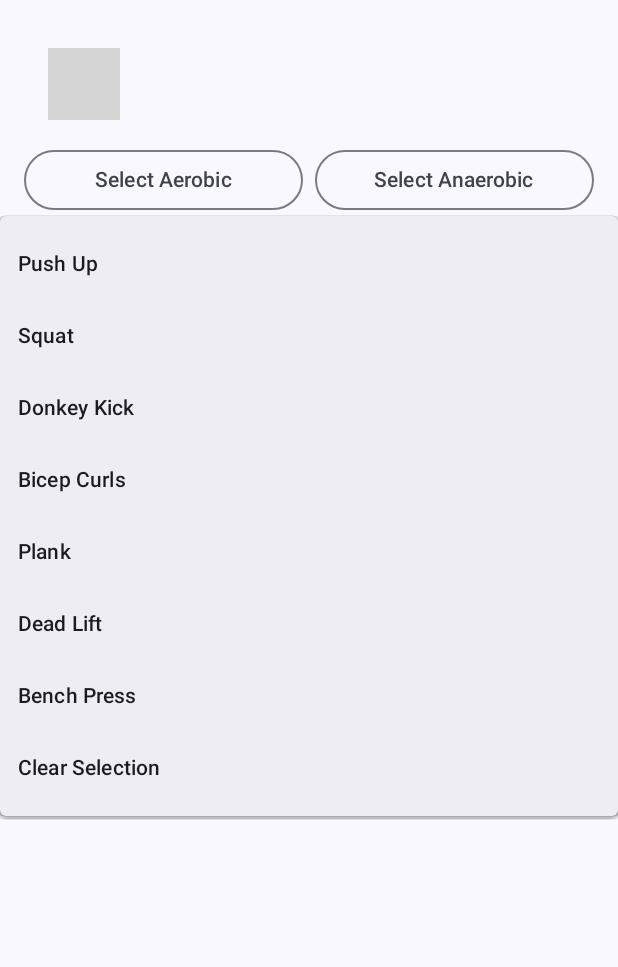
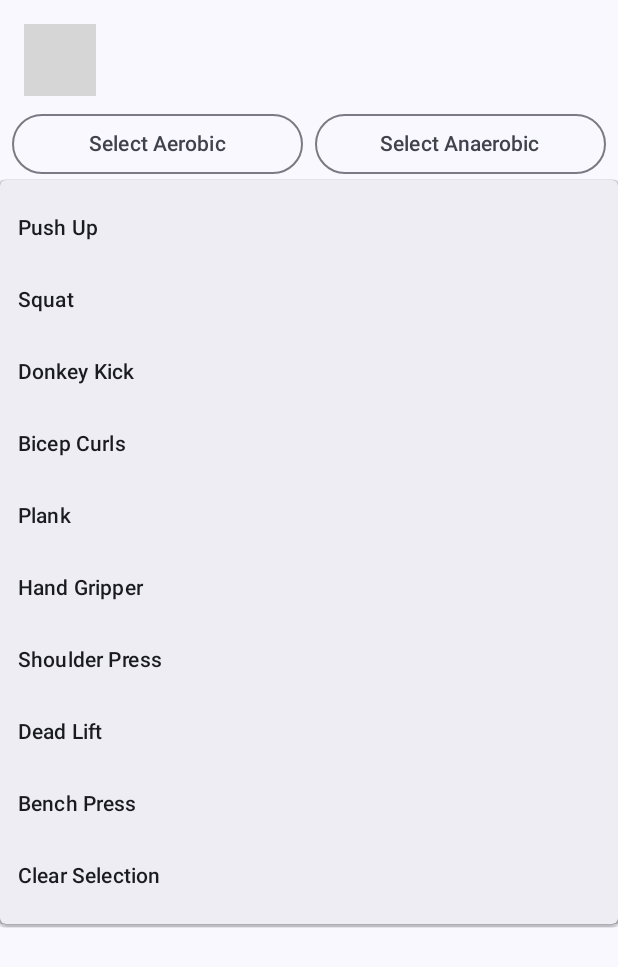
Before and after one commit to JooHyunPark-JP/HealthFusion, an Android app built with Jetpack Compose: the composable WorkoutCalendarScreen shown on its own in the app's theme, after a tap on "Select Anaerobic", on a phone screen of 412 x 824 dp. Shown: the top 967 px of the screen. Run offline under Robolectric (Android 15) with nearby library versions, the phone set to English and light mode, and no system bars; our stand-ins replace Dagger/Hilt's generated code, Firebase (no records; nobody signed in at launch, a user with empty details on screens opened directly); libraries missing offline, so code that uses them is left out: io.github.boguszpawlowski.composecalendar; 3 statements that could not run were skipped; grey boxes are pictures that could not be loaded.

Commit message:
Added calander selected date and excercise data

```diff
--- a/app/src/main/java/com/example/healthfusion/healthFusionMainFunction/workoutTracking/data/WorkoutType.kt
+++ b/app/src/main/java/com/example/healthfusion/healthFusionMainFunction/workoutTracking/data/WorkoutType.kt
@@ -83,6 +83,21 @@ enum class AnaerobicWorkout(
         WorkoutType.ANAEROBIC,
         fields = listOf(FieldInfo.SETS, FieldInfo.DURATION)
     ),
+
+    HAND_GRIPPER(
+        "Hand_Gripper",
+        R.drawable.hand_grippler_pose,
+        WorkoutType.ANAEROBIC,
+        fields = listOf(FieldInfo.SETS, FieldInfo.REPETITIONS, FieldInfo.WEIGHTS)
+    ),
+
+    SHOULDER_PRESS(
+        "Shoulder_Press",
+        R.drawable.shoulder_press_pose,
+        WorkoutType.ANAEROBIC,
+        fields = listOf(FieldInfo.SETS, FieldInfo.REPETITIONS, FieldInfo.WEIGHTS)
+    ),
+
     DEAD_LIFT(
         "Dead_Lift",
         R.drawable.dead_lift_pose,
@@ -97,5 +112,4 @@ enum class AnaerobicWorkout(
         fields = listOf(FieldInfo.SETS, FieldInfo.REPETITIONS, FieldInfo.WEIGHTS)
     ),
 
-
 }
--- a/app/src/main/java/com/example/healthfusion/healthFusionMainFunction/workoutTracking/ui/WorkoutCalendarScreen.kt
+++ b/app/src/main/java/com/example/healthfusion/healthFusionMainFunction/workoutTracking/ui/WorkoutCalendarScreen.kt
@@ -6,18 +6,20 @@ import androidx.compose.animation.core.RepeatMode
 import androidx.compose.animation.core.repeatable
 import androidx.compose.animation.core.tween
 import androidx.compose.foundation.border
+import androidx.compose.foundation.clickable
 import androidx.compose.foundation.layout.Box
 import androidx.compose.foundation.layout.Column
 import androidx.compose.foundation.layout.Row
 import androidx.compose.foundation.layout.Spacer
 import androidx.compose.foundation.layout.fillMaxWidth
-import androidx.compose.foundation.layout.height
 import androidx.compose.foundation.layout.padding
 import androidx.compose.foundation.layout.size
 import androidx.compose.foundation.layout.width
+import androidx.compose.foundation.lazy.LazyColumn
 import androidx.compose.foundation.shape.CircleShape
 import androidx.compose.material3.DropdownMenu
 import androidx.compose.material3.DropdownMenuItem
+import androidx.compose.material3.MaterialTheme
 import androidx.compose.material3.OutlinedButton
 import androidx.compose.material3.Text
 import androidx.compose.runtime.Composable
@@ -36,6 +38,7 @@ import androidx.compose.ui.unit.dp
 import com.example.healthfusion.R
 import com.example.healthfusion.healthFusionMainFunction.workoutTracking.data.AerobicWorkout
 import com.example.healthfusion.healthFusionMainFunction.workoutTracking.data.AnaerobicWorkout
+import com.example.healthfusion.util.DateFormatter
 import io.github.boguszpawlowski.composecalendar.Calendar
 import io.github.boguszpawlowski.composecalendar.rememberCalendarState
 import kotlinx.coroutines.delay
@@ -43,6 +46,7 @@ import java.time.Instant
 import java.time.LocalDate
 import java.time.YearMonth
 import java.time.ZoneId
+import java.time.format.DateTimeFormatter
 
 @Composable
 fun WorkoutCalendarScreen(
@@ -54,6 +58,7 @@ fun WorkoutCalendarScreen(
     var selectedAnaerobicWorkout by remember { mutableStateOf<AnaerobicWorkout?>(null) }
     var expandedAerobic by remember { mutableStateOf(false) }
     var expandedAnaerobic by remember { mutableStateOf(false) }
+    var selectedDate by remember { mutableStateOf<LocalDate?>(null) }
 
     val calendarState = rememberCalendarState(
         minMonth = YearMonth.now().minusMonths(12),
@@ -63,7 +68,15 @@ fun WorkoutCalendarScreen(
 
     val currentMonth = calendarState.monthState.currentMonth
 
-    Column(modifier = Modifier.padding(16.dp)) {
+
+    val workoutsForSelectedDate = selectedDate?.let { date ->
+        workouts.filter { workout ->
+            Instant.ofEpochMilli(workout.workoutDate).atZone(ZoneId.systemDefault())
+                .toLocalDate() == date
+        }
+    } ?: emptyList()
+
+    Column(modifier = Modifier.padding(8.dp)) {
 
         // show the filter data
         val filteredWorkouts = workouts.filter { workout ->
@@ -75,14 +88,19 @@ fun WorkoutCalendarScreen(
             Instant.ofEpochMilli(workout.workoutDate).atZone(ZoneId.systemDefault()).toLocalDate()
         }
 
-        Box(modifier = Modifier.padding(16.dp)) {
+        Box(modifier = Modifier.padding(8.dp)) {
             // Compose Calendar: External library
             Calendar(
                 calendarState = calendarState,
                 dayContent = { day ->
                     if (day.date.month == currentMonth.month) {
                         val isWorkoutDay = workoutDates.contains(day.date)
-                        DayContent(day = day.date, isWorkoutDay = isWorkoutDay)
+                        Box(
+                            modifier = Modifier
+                                .clickable { selectedDate = day.date }
+                        ) {
+                            DayContent(day = day.date, isWorkoutDay = isWorkoutDay)
+                        }
                     } else {
                         Box(modifier = Modifier.size(48.dp))
                     }
@@ -176,11 +194,42 @@ fun WorkoutCalendarScreen(
                             selectedAnaerobicWorkout = null
                             expandedAnaerobic = false
                         })
+
                 }
             }
         }
 
-        Spacer(modifier = Modifier.height(16.dp))
+        // Display selected date
+        selectedDate?.let { date ->
+            Text(
+                text = "Selected Date: ${date.format(DateTimeFormatter.ofPattern("MMMM dd, yyyy"))}",
+                style = MaterialTheme.typography.bodyMedium,
+                modifier = Modifier.padding(start = 16.dp, top = 4.dp, bottom = 4.dp)
+            )
+        }
+
+        LazyColumn(modifier = Modifier.fillMaxWidth()) {
+            if (workoutsForSelectedDate.isEmpty()) {
+                item {
+                    Text(
+                        text = "No workouts for this date",
+                        style = MaterialTheme.typography.bodyMedium,
+                        modifier = Modifier.padding(16.dp)
+                    )
+                }
+            } else {
+                items(workoutsForSelectedDate.size) {
+                    workoutsForSelectedDate.forEach { workout ->
+                        WorkoutItem(
+                            workout = workout,
+                            showWorkoutName = true,
+                            dateFormatter = DateFormatter(), // Pass your DateFormatter instance
+                            onDeleteClick = { viewModel.deleteWorkout(workout) }
+                        )
+                    }
+                }
+            }
+        }
     }
 }
 
```
Also changed, not shown: app/src/main/java/com/example/healthfusion/healthFusionMainFunction/workoutTracking/ui/WorkoutHistoryScreen.kt (+1 -84 lines), app/src/main/java/com/example/healthfusion/healthFusionMainFunction/workoutTracking/ui/WorkoutItem.kt (added, +111 -0 lines), app/src/main/res/drawable/hand_grippler_pose.webp (added), app/src/main/res/drawable/shoulder_press_pose.webp (added).
